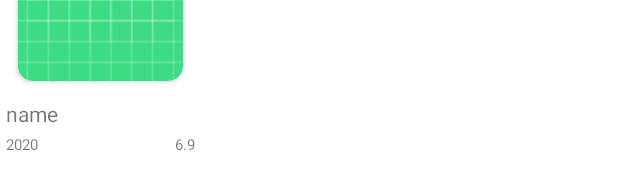
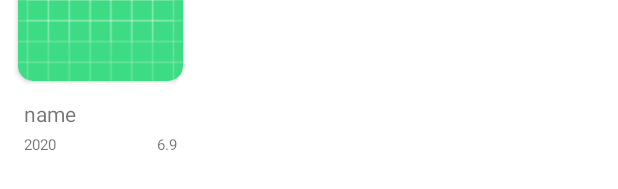
Before and after one commit to GITUG01/Filmography, an Android app: the layout film.xml on its own in the app's theme, with its tools: preview values and no code run, on a phone screen of 412 x 824 dp. Shown: the part 162-351 px from the top of the screen. Run offline under Robolectric (Android 15) with nearby library versions, the phone set to English and light mode, and no system bars.

Commit message:
realise appearing list if films on main screen

```diff
--- a/app/src/main/AndroidManifest.xml
+++ b/app/src/main/AndroidManifest.xml
@@ -1,6 +1,8 @@
 <?xml version="1.0" encoding="utf-8"?>
 <manifest xmlns:android="http://schemas.android.com/apk/res/android"
     package="com.gitug01.filmpgraphy">
+
+    <uses-permission android:name="android.permission.INTERNET"/>
 
     <application
         android:allowBackup="true"
@@ -8,6 +10,7 @@
         android:label="@string/app_name"
         android:roundIcon="@mipmap/ic_launcher_round"
         android:supportsRtl="true"
+        android:name=".data.net.App"
         android:theme="@style/Theme.Filmpgraphy">
         <activity
             android:name=".ui.main.MainActivity"
--- a/app/src/main/java/com/gitug01/filmpgraphy/data/net/App.kt
+++ b/app/src/main/java/com/gitug01/filmpgraphy/data/net/App.kt
@@ -9,5 +9,5 @@ class App : Application() {
 }
 
 
-val Context.app
+val Context.apps
     get() = applicationContext as App
--- a/app/src/main/java/com/gitug01/filmpgraphy/data/net/WebDBFilmRepoImpl.kt
+++ b/app/src/main/java/com/gitug01/filmpgraphy/data/net/WebDBFilmRepoImpl.kt
@@ -5,6 +5,7 @@ import com.gitug01.filmpgraphy.data.net.entity.O
 import com.gitug01.filmpgraphy.domain.entity.FilmEntity
 import com.gitug01.filmpgraphy.domain.repo.DBFilmRepo
 import com.google.gson.Gson
+import org.jetbrains.annotations.TestOnly
 import java.io.BufferedReader
 import java.io.InputStreamReader
 import java.net.HttpURLConnection
@@ -44,5 +45,5 @@ class WebDBFilmRepoImpl : DBFilmRepo {
     }
 
     private fun getUrl(requestCode: String) =
-        URL("https://api.themoviedb.org/3/$requestCode&api_key=4d8766a8247a32c87963478c66ea350b")
+        URL("https://api.themoviedb.org/3$requestCode&api_key=4d8766a8247a32c87963478c66ea350b")
 }
--- a/app/src/main/java/com/gitug01/filmpgraphy/data/net/entity/O.kt
+++ b/app/src/main/java/com/gitug01/filmpgraphy/data/net/entity/O.kt
@@ -2,9 +2,9 @@ package com.gitug01.filmpgraphy.data.net.entity
 
 import com.gitug01.filmpgraphy.domain.entity.FilmEntity
 
-data class O (
+data class O(
     var page: Int,
     var results: Array<FilmEntity>,
     var total_pages: Int,
     var total_results: Int
-        )
+)
--- a/app/src/main/res/layout/film.xml
+++ b/app/src/main/res/layout/film.xml
@@ -27,7 +27,8 @@
                 android:id="@+id/name"
                 android:layout_width="match_parent"
                 android:layout_height="wrap_content"
-                android:layout_marginLeft="4dp"
+                android:layout_marginStart="16dp"
+                android:layout_marginEnd="16dp"
                 tools:text="name"
                 android:maxLines="1"/>
 
@@ -39,7 +40,7 @@
                     android:id="@+id/year"
                     android:layout_width="wrap_content"
                     android:layout_height="wrap_content"
-                    android:layout_marginStart="4dp"
+                    android:layout_marginStart="16dp"
                     android:layout_marginTop="4dp"
                     android:layout_marginEnd="4dp"
                     android:layout_marginBottom="4dp"
@@ -55,7 +56,7 @@
                     android:layout_alignParentRight="true"
                     android:layout_marginStart="4dp"
                     android:layout_marginTop="4dp"
-                    android:layout_marginEnd="4dp"
+                    android:layout_marginEnd="16dp"
                     android:layout_marginBottom="4dp"
                     android:textSize="10sp"
                     tools:text="6.9" />
```
Also changed, not shown: app/src/main/java/com/gitug01/filmpgraphy/domain/entity/FilmEntity.kt (+8 -3 lines), app/src/main/java/com/gitug01/filmpgraphy/ui/FilmsAdapter.kt (+4 -4 lines), app/src/main/java/com/gitug01/filmpgraphy/ui/main/MainActivity.kt (+32 -1 lines), app/src/main/java/com/gitug01/filmpgraphy/ui/screens/MainFragment.kt (+34 -36 lines).
